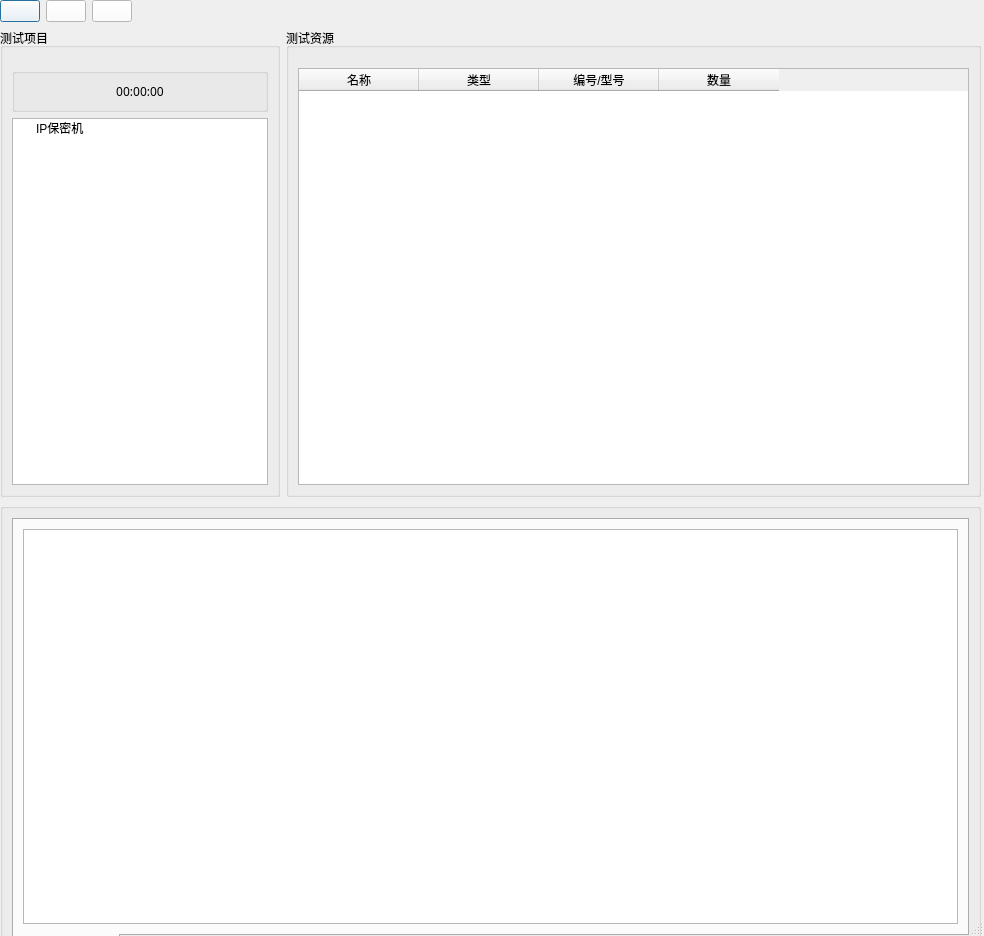
Old version of the form ui/security_machine/security.ui in the repository gaoxingyu-hub/HUA54testframework.
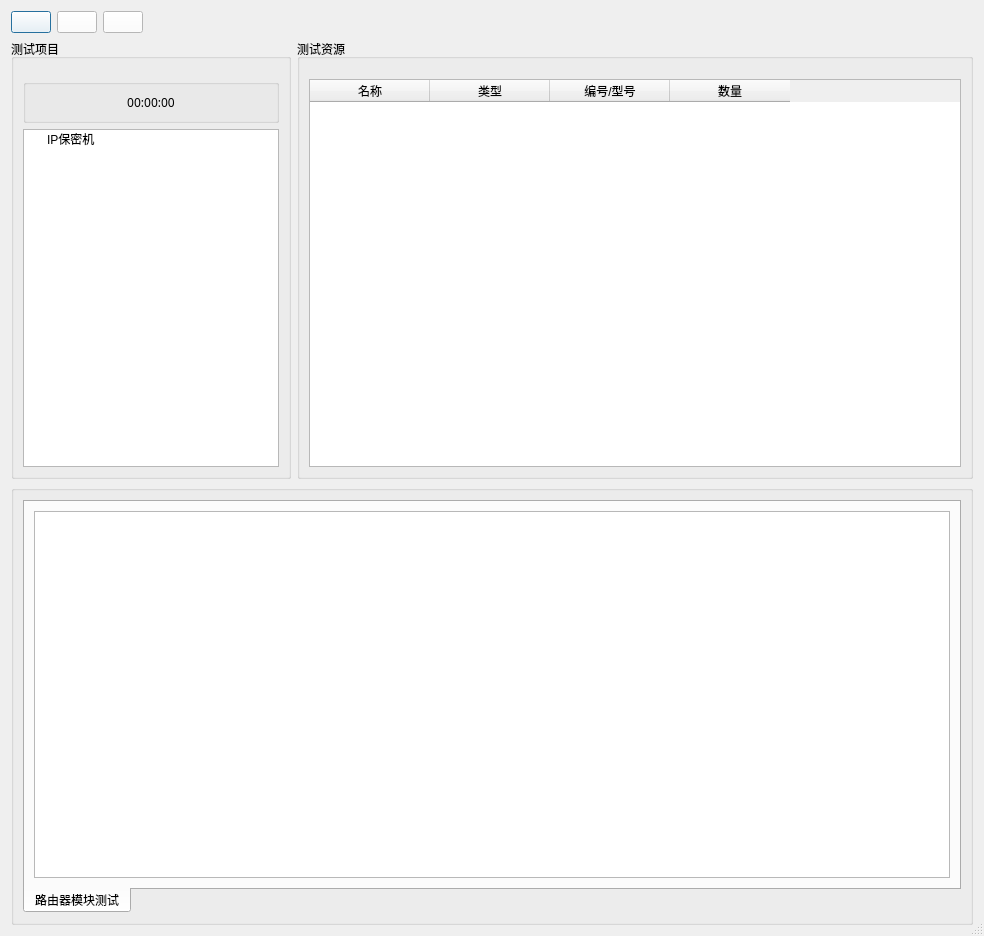
New version of the form. Icons and pictures are not drawn.

```diff
--- a/ui/security_machine/security.ui
+++ b/ui/security_machine/security.ui
@@ -16,15 +16,8 @@
   <property name="sizeGripEnabled">
    <bool>true</bool>
   </property>
-  <widget class="QWidget" name="layoutWidget">
-   <property name="geometry">
-    <rect>
-     <x>0</x>
-     <y>0</y>
-     <width>981</width>
-     <height>971</height>
-    </rect>
-   </property>
+  <layout class="QGridLayout" name="gridLayout_8">
+   <item row="0" column="0">
    <layout class="QVBoxLayout" name="verticalLayout_2">
     <item>
      <layout class="QHBoxLayout" name="horizontalLayout_2">
@@ -258,7 +251,8 @@
      </layout>
     </item>
    </layout>
-  </widget>
+   </item>
+  </layout>
  </widget>
  <resources/>
  <connections/>
```
Lines whose indentation alone changed are shown as unchanged.
